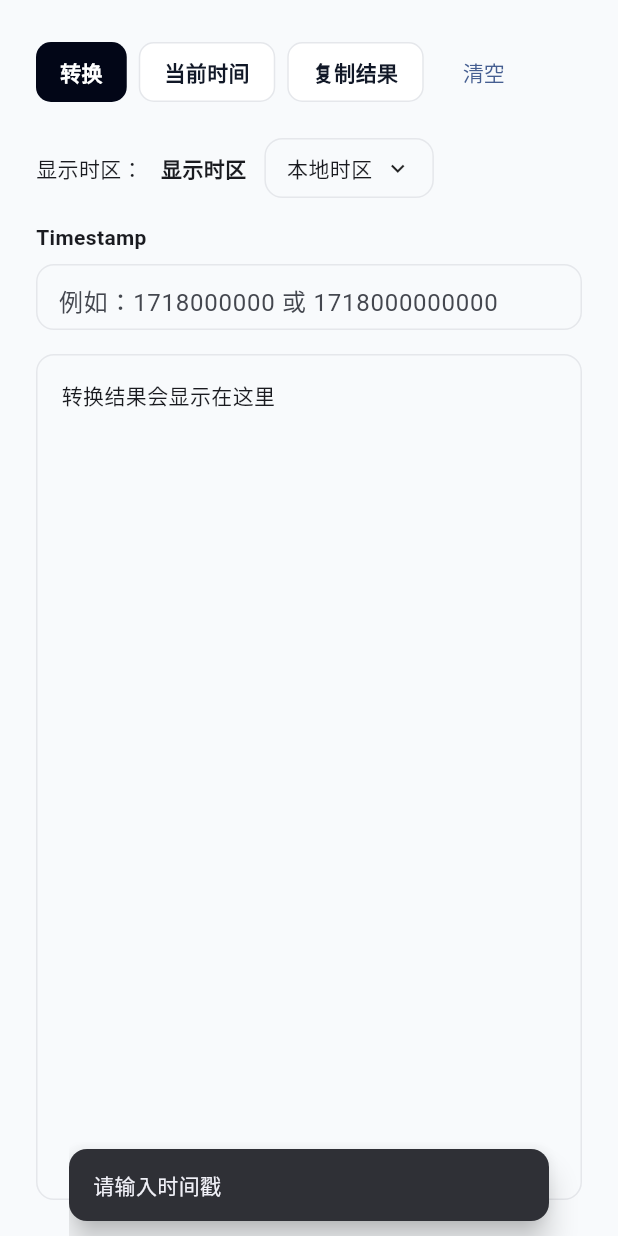
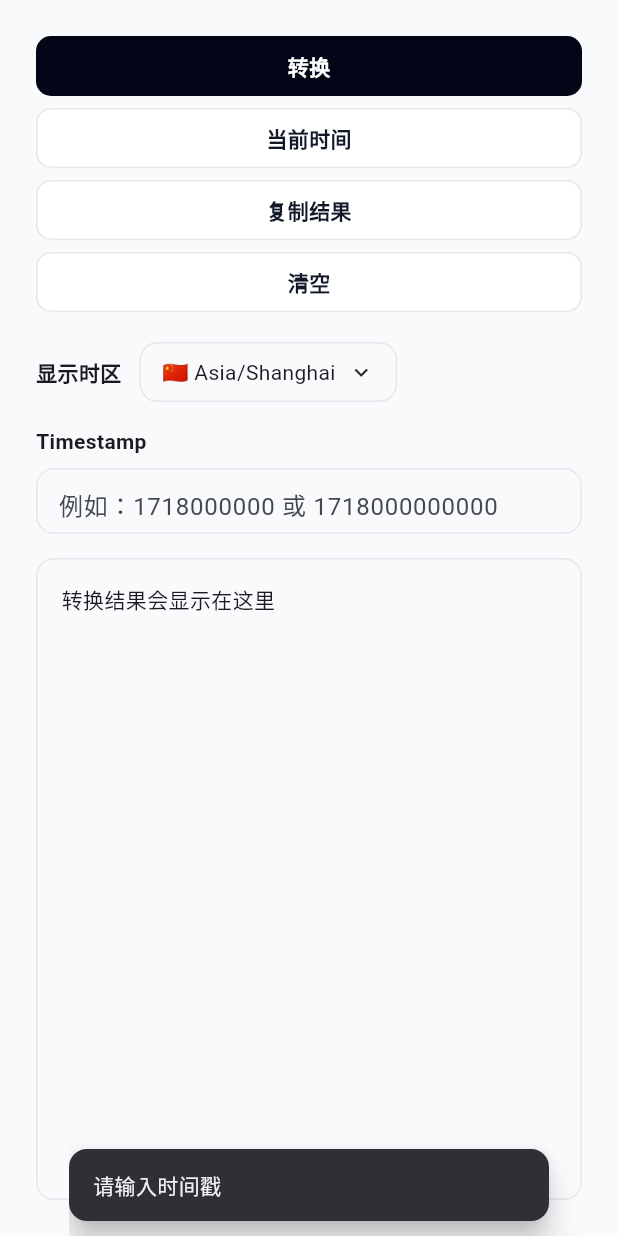
Before and after one commit to liqingtian-pacvue/devTools, a Flutter app: the TimestampPage widget shown alone on an empty page, opened directly, after a tap on "转换", on a phone screen of 412 x 824 dp. Run offline on Flutter 3.47's test engine with Material 3 defaults, Android fonts, the phone set to English and light mode, and no system bars; our stand-ins replace shared_preferences, timezone; accounts and stored records are empty.

```diff
--- /dev/null
+++ b/lib/core/timezone_constants.dart
@@ -0,0 +1,48 @@
+import '../widgets/tool_select.dart';
+
+class TimezoneConstants {
+  static const options = <ToolSelectOption>[
+    ToolSelectOption(
+      value: 'UTC',
+      label: 'UTC',
+    ),
+
+    // Asia
+    ToolSelectOption(
+      value: 'Asia/Shanghai',
+      label: '🇨🇳 Asia/Shanghai',
+    ),
+    ToolSelectOption(
+      value: 'Asia/Tokyo',
+      label: '🇯🇵 Asia/Tokyo',
+    ),
+    ToolSelectOption(
+      value: 'Asia/Singapore',
+      label: '🇸🇬 Asia/Singapore',
+    ),
+    ToolSelectOption(
+      value: 'Asia/Seoul',
+      label: '🇰🇷 Asia/Seoul',
+    ),
+
+    // America
+    ToolSelectOption(
+      value: 'America/Los_Angeles',
+      label: '🇺🇸 Los Angeles',
+    ),
+    ToolSelectOption(
+      value: 'America/New_York',
+      label: '🇺🇸 New York',
+    ),
+
+    // Europe
+    ToolSelectOption(
+      value: 'Europe/London',
+      label: '🇬🇧 London',
+    ),
+    ToolSelectOption(
+      value: 'Europe/Paris',
+      label: '🇫🇷 Paris',
+    ),
+  ];
+}
--- a/lib/main.dart
+++ b/lib/main.dart
@@ -1,4 +1,5 @@
 import 'package:flutter/material.dart';
+import 'package:timezone/data/latest.dart' as tz;
 
 import 'core/theme_controller.dart';
 import 'pages/base64_page.dart';
@@ -10,6 +11,9 @@ final themeController = ThemeController();
 
 Future<void> main() async {
   WidgetsFlutterBinding.ensureInitialized();
+
+  tz.initializeTimeZones();
+
   await themeController.load();
 
   runApp(const DevToolsApp());
@@ -82,7 +86,7 @@ class _HomePageState extends State<HomePage> {
     ),
     ToolItem(
       title: 'Timestamp Converter',
-      description: 'Convert Unix timestamps to readable dates',
+      description: 'Convert Unix timestamps across timezones',
       icon: Icons.schedule_outlined,
       page: TimestampPage(),
     ),
--- a/lib/pages/timestamp_page.dart
+++ b/lib/pages/timestamp_page.dart
@@ -1,13 +1,15 @@
 import 'package:flutter/material.dart';
+import 'package:intl/intl.dart';
 
+import '../core/clipboard_helper.dart';
+import '../core/snackbar_helper.dart';
+import '../core/timezone_constants.dart';
 import '../services/timestamp_service.dart';
 import '../widgets/tool_button.dart';
+import '../widgets/tool_input.dart';
 import '../widgets/tool_page.dart';
-import '../core/clipboard_helper.dart';
-import '../core/snackbar_helper.dart';
-import '../widgets/tool_input.dart';
+import '../widgets/tool_result_panel.dart';
 import '../widgets/tool_select.dart';
-import '../widgets/tool_result_panel.dart';
 
 class TimestampPage extends StatefulWidget {
   const TimestampPage({super.key});
@@ -18,14 +20,11 @@ class TimestampPage extends StatefulWidget {
 
 class _TimestampPageState extends State<TimestampPage> {
   final inputController = TextEditingController();
-  final outputController = TextEditingController();
 
-  String selectedTimezone = 'local';
+  String selectedTimezone = 'Asia/Shanghai';
+  String outputText = '';
 
-  final timezoneOptions = const <ToolSelectOption>[
-    ToolSelectOption(value: 'local', label: '本地时区'),
-    ToolSelectOption(value: 'utc', label: 'UTC'),
-  ];
+  final dateFormat = DateFormat('yyyy-MM-dd HH:mm:ss');
 
   void convertTimestamp() {
     final text = inputController.text.trim();
@@ -36,23 +35,30 @@ class _TimestampPageState extends State<TimestampPage> {
     }
 
     try {
-      final dateTime = TimestampService.fromTimestamp(text);
-
-      final displayDateTime = selectedTimezone == 'utc'
-          ? dateTime.toUtc()
-          : dateTime.toLocal();
-
-      final timezoneLabel = selectedTimezone == 'utc' ? 'UTC' : '本地时间';
+      final utcDateTime = TimestampService.fromTimestamp(text);
+      final targetDateTime = TimestampService.convertToTimezone(
+        utcDateTime,
+        selectedTimezone,
+      );
 
       setState(() {
-        outputController.text = [
-          '$timezoneLabel：$displayDateTime',
+        outputText = [
+          'Timezone: $selectedTimezone',
           '',
-          '本地时间：${dateTime.toLocal()}',
-          'UTC 时间：${dateTime.toUtc()}',
+          'Selected Time:',
+          dateFormat.format(targetDateTime),
           '',
-          '秒级时间戳：${TimestampService.toSeconds(dateTime)}',
-          '毫秒时间戳：${TimestampService.toMilliseconds(dateTime)}',
+          'UTC Time:',
+          dateFormat.format(utcDateTime.toUtc()),
+          '',
+          'Local Time:',
+          dateFormat.format(utcDateTime.toLocal()),
+          '',
+          'Unix Seconds:',
+          '${utcDateTime.millisecondsSinceEpoch ~/ 1000}',
+          '',
+          'Unix Milliseconds:',
+          '${utcDateTime.millisecondsSinceEpoch}',
         ].join('\n');
       });
     } catch (_) {
@@ -61,34 +67,32 @@ class _TimestampPageState extends State<TimestampPage> {
   }
 
   void useCurrentTime() {
-    final now = DateTime.now();
+    final now = DateTime.now().toUtc();
 
     setState(() {
-      inputController.text = TimestampService.toMilliseconds(now).toString();
+      inputController.text = now.millisecondsSinceEpoch.toString();
     });
 
     convertTimestamp();
   }
 
+  Future<void> copyOutput() async {
+    if (outputText.isEmpty) {
+      showMessage('没有可复制的内容');
+      return;
+    }
+
+    await ClipboardHelper.copy(outputText);
+
+    if (!mounted) return;
+    showMessage('已复制');
+  }
+
   void clearAll() {
     setState(() {
       inputController.clear();
-      outputController.clear();
+      outputText = '';
     });
-  }
-
-  Future<void> copyOutput() async {
-    final text = outputController.text;
-
-    if (text.isEmpty) {
-      SnackBarHelper.show(context, '没有可复制的内容');
-      return;
-    }
-
-    await ClipboardHelper.copy(text);
-
-    if (!mounted) return;
-    SnackBarHelper.show(context, '已复制');
   }
 
   void showMessage(String message) {
@@ -98,35 +102,42 @@ class _TimestampPageState extends State<TimestampPage> {
   @override
   void dispose() {
     inputController.dispose();
-    outputController.dispose();
     super.dispose();
   }
 
   @override
-  @override
   Widget build(BuildContext context) {
     return ToolPage(
-      toolbar: Row(
+      toolbar: Wrap(
+        spacing: 8,
+        runSpacing: 8,
         children: [
-          ToolButton(label: '转换', primary: true, onPressed: convertTimestamp),
-          const SizedBox(width: 8),
-          ToolButton(label: '当前时间', onPressed: useCurrentTime),
-          const SizedBox(width: 8),
-          ToolButton(label: '复制结果', onPressed: copyOutput),
-          const SizedBox(width: 8),
-          TextButton(onPressed: clearAll, child: const Text('清空')),
+          ToolButton(
+            label: '转换',
+            primary: true,
+            onPressed: convertTimestamp,
+          ),
+          ToolButton(
+            label: '当前时间',
+            onPressed: useCurrentTime,
+          ),
+          ToolButton(
+            label: '复制结果',
+            onPressed: copyOutput,
+          ),
+          ToolButton(
+            label: '清空',
+            onPressed: clearAll,
+          ),
         ],
       ),
       content: Column(
+        crossAxisAlignment: CrossAxisAlignment.start,
         children: [
-          Row(
-            children: [
-              const Text('显示时区：'),
-              const SizedBox(width: 12),
           ToolSelect(
             label: '显示时区',
             value: selectedTimezone,
-                options: timezoneOptions,
+            options: TimezoneConstants.options,
             onChanged: (value) {
               setState(() {
                 selectedTimezone = value;
@@ -136,8 +147,6 @@ class _TimestampPageState extends State<TimestampPage> {
                 convertTimestamp();
               }
             },
-              ),
-            ],
           ),
           const SizedBox(height: 16),
           ToolInput(
@@ -150,9 +159,7 @@ class _TimestampPageState extends State<TimestampPage> {
           Expanded(
             child: ToolResultPanel(
               child: SelectableText(
-                outputController.text.isEmpty
-                    ? '转换结果会显示在这里'
-                    : outputController.text,
+                outputText.isEmpty ? '转换结果会显示在这里' : outputText,
                 style: const TextStyle(
                   fontFamily: 'monospace',
                   fontSize: 14,
```
Also changed, not shown: lib/services/timestamp_service.dart (+18 -10 lines), pubspec.yaml (+14 -0 lines), assets/icon.png (added), pubspec.lock, 10 other files. Lines whose indentation alone changed are shown as unchanged.
